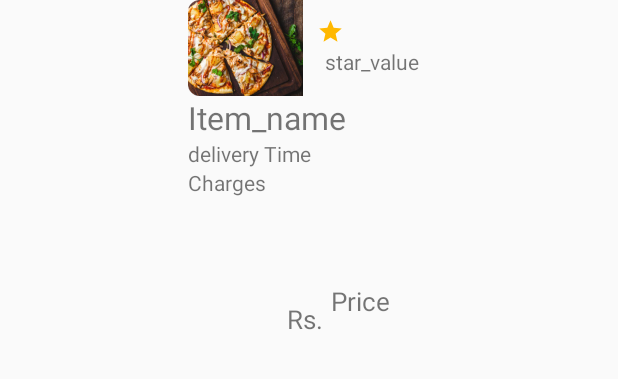
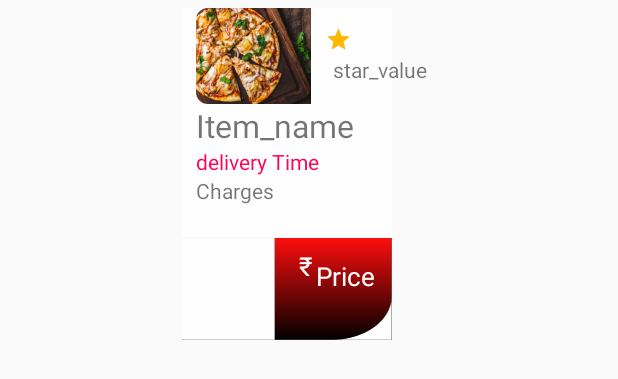
Before and after one commit to kaushikpuka1998/restaurant_app, an Android app: the layout recommended_recycler_items.xml on its own in the app's theme, with its tools: preview values and no code run, on a phone screen of 412 x 824 dp. Shown: the top 379 px of the screen. Run offline under Robolectric (Android 15) with nearby library versions, the phone set to English and light mode, and no system bars; Roboto replaces fonts that are not available here.

Commit message:
Recommended_recycle_view Ui Change

```diff
--- a/app/src/main/res/layout/recommended_recycler_items.xml
+++ b/app/src/main/res/layout/recommended_recycler_items.xml
@@ -4,16 +4,20 @@
     xmlns:tools="http://schemas.android.com/tools"
     android:layout_width="match_parent"
     android:layout_height="match_parent"
+    android:padding="5dp"
     tools:layout_editor_absoluteX="16dp">
 
     <ImageView
         android:id="@+id/recoWhole"
-        android:layout_width="175dp"
+        android:layout_width="140dp"
+        android:background="@drawable/iphone_x__xs__11_pro___1"
         android:layout_height="221dp"
         android:layout_alignParentStart="true"
         android:layout_alignParentTop="true"
         android:layout_centerHorizontal="true"
         android:layout_marginStart="116dp"
+
+
 
 
 
@@ -90,17 +94,22 @@
         app:layout_constraintTop_toTopOf="@+id/recommendedItem"
         app:layout_constraintVertical_bias="0.021"
         tools:ignore="MissingConstraints" />
+    <ImageView
+        android:id="@+id/priceimage"
+        android:layout_width="500dp"
+        android:layout_height="wrap_content" />
 
     <TextView
         android:id="@+id/RecommendedPrice"
         android:layout_width="wrap_content"
         android:layout_height="wrap_content"
         android:layout_below="@id/RecommendedRating"
-        android:layout_marginLeft="0dp"
-        android:layout_marginTop="138dp"
-        android:layout_toRightOf="@+id/textView4"
+        android:layout_marginLeft="205dp"
+        android:layout_marginTop="116dp"
         android:fontFamily="@font/ubuntu_mono"
         android:text="Price"
+
+        android:textColor="@color/White"
         android:textSize="17dp"
         app:layout_constraintBottom_toBottomOf="parent"
         app:layout_constraintEnd_toEndOf="parent"
@@ -116,6 +125,7 @@
         android:layout_height="wrap_content"
         android:fontFamily="@font/ubuntu_mono"
         android:text="delivery Time"
+        android:textColor="@color/Red"
         android:layout_marginLeft="125dp"
         android:layout_below="@id/recommendedItem"
         app:layout_constraintBottom_toBottomOf="parent"
@@ -143,22 +153,19 @@
         tools:ignore="MissingConstraints" />
 
     <TextView
-        android:id="@+id/textView4"
-        android:layout_width="29dp"
-        android:layout_height="21dp"
-        android:layout_below="@id/recommended_deliv_charges"
+        android:id="@+id/rupee"
+        android:layout_width="wrap_content"
+        android:layout_height="wrap_content"
+        android:layout_alignParentStart="true"
+        android:layout_alignParentTop="true"
         android:layout_centerHorizontal="true"
-        android:layout_marginLeft="76dp"
-        android:layout_marginTop="69dp"
+        android:layout_marginStart="194dp"
+        android:layout_marginLeft="190dp"
+        android:layout_marginTop="160dp"
         android:fontFamily="@font/ubuntu_mono"
+        android:text="₹"
+        android:textColor="@color/White"
+        android:textSize="17dp" />
 
-        android:text="Rs."
-        android:textSize="17dp"
-        app:layout_constraintBottom_toBottomOf="parent"
-        app:layout_constraintEnd_toEndOf="parent"
-        app:layout_constraintHorizontal_bias="0.421"
-        app:layout_constraintStart_toStartOf="parent"
-        app:layout_constraintTop_toTopOf="parent"
-        app:layout_constraintVertical_bias="0.233"
-        tools:ignore="MissingConstraints" />
+
 </RelativeLayout>
--- a/app/src/main/res/values/colors.xml
+++ b/app/src/main/res/values/colors.xml
@@ -3,4 +3,6 @@
     <color name="colorPrimary">#6200EE</color>
     <color name="colorPrimaryDark">#3700B3</color>
     <color name="colorAccent">#03DAC5</color>
+    <color name="White">#FFFFFF</color>
+    <color name="Red">#FF0258</color>
 </resources>
```
Also changed, not shown: app/src/main/res/drawable-hdpi/iphone_x__xs__11_pro___1.png (added), app/src/main/res/drawable-mdpi/iphone_x__xs__11_pro___1.png (added), app/src/main/res/drawable-xhdpi/iphone_x__xs__11_pro___1.png (added), app/src/main/res/drawable-xxhdpi/iphone_x__xs__11_pro___1.png (added), app/src/main/res/drawable-xxxhdpi/iphone_x__xs__11_pro___1.png (added).
